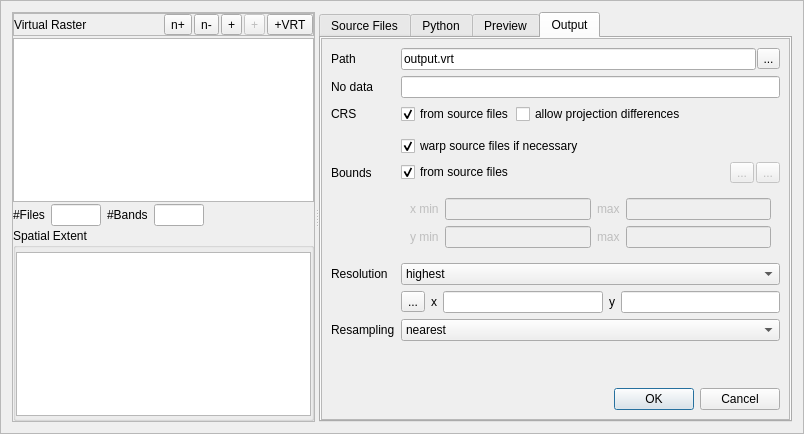
First picture: the form in timeseriesviewer/ui/vrtbuilder.ui, repository jakimowb/eo-time-series-viewer, before the edit.
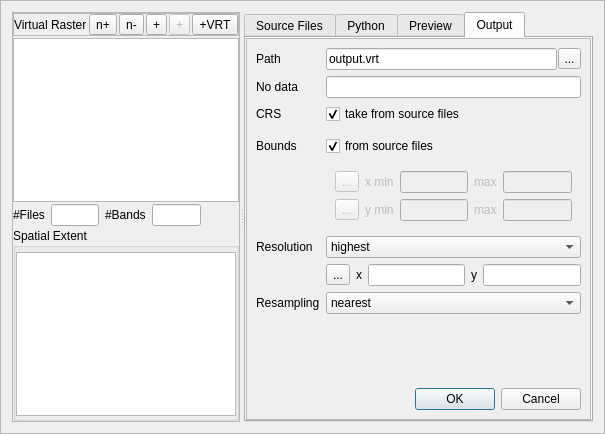
Second picture: the form after the edit. Icons and pictures are not drawn. Custom widgets are drawn as their Qt base class.

Patch:
```diff
--- a/timeseriesviewer/ui/vrtbuilder.ui
+++ b/timeseriesviewer/ui/vrtbuilder.ui
@@ -6,7 +6,7 @@
    <rect>
     <x>0</x>
     <y>0</y>
-    <width>804</width>
+    <width>605</width>
     <height>434</height>
    </rect>
   </property>
@@ -463,12 +463,12 @@
                <rect>
                 <x>0</x>
                 <y>0</y>
-                <width>494</width>
+                <width>357</width>
                 <height>384</height>
                </rect>
               </property>
               <layout class="QGridLayout" name="gridLayout_2">
-               <item row="7" column="1">
+               <item row="6" column="1">
                 <layout class="QHBoxLayout" name="horizontalLayout_4">
                  <property name="spacing">
                   <number>2</number>
@@ -502,32 +502,6 @@
                    </property>
                   </spacer>
                  </item>
-                 <item>
-                  <widget class="QToolButton" name="btnBoundsFromMap">
-                   <property name="enabled">
-                    <bool>false</bool>
-                   </property>
-                   <property name="toolTip">
-                    <string>Select bounds from map canvas</string>
-                   </property>
-                   <property name="text">
-                    <string>...</string>
-                   </property>
-                  </widget>
-                 </item>
-                 <item>
-                  <widget class="QToolButton" name="btnBoundsFromFile">
-                   <property name="enabled">
-                    <bool>false</bool>
-                   </property>
-                   <property name="toolTip">
-                    <string>Select bounds from spatial file or layer</string>
-                   </property>
-                   <property name="text">
-                    <string>...</string>
-                   </property>
-                  </widget>
-                 </item>
                 </layout>
                </item>
                <item row="3" column="1">
@@ -541,20 +515,13 @@
                  <item>
                   <widget class="QCheckBox" name="cbCRSFromInputData">
                    <property name="text">
-                    <string>from source files</string>
+                    <string>take from source files</string>
                    </property>
                    <property name="checked">
                     <bool>true</bool>
                    </property>
                   </widget>
                  </item>
-                 <item>
-                  <widget class="QCheckBox" name="cbAllowProjectionDifferences">
-                   <property name="text">
-                    <string>allow projection differences</string>
-                   </property>
-                  </widget>
-                 </item>
                  <item>
                   <spacer name="horizontalSpacer_4">
                    <property name="orientation">
@@ -570,7 +537,7 @@
                  </item>
                 </layout>
                </item>
-               <item row="13" column="1">
+               <item row="12" column="1">
                 <widget class="QComboBox" name="comboBox">
                  <item>
                   <property name="text">
@@ -624,14 +591,14 @@
                  </item>
                 </layout>
                </item>
-               <item row="15" column="0">
+               <item row="14" column="0">
                 <widget class="QLabel" name="label_7">
                  <property name="text">
                   <string>Resampling</string>
                  </property>
                 </widget>
                </item>
-               <item row="14" column="1">
+               <item row="13" column="1">
                 <layout class="QHBoxLayout" name="horizontalLayout_3">
                  <property name="bottomMargin">
                   <number>0</number>
@@ -682,14 +649,14 @@
                  </property>
                 </widget>
                </item>
-               <item row="7" column="0">
+               <item row="6" column="0">
                 <widget class="QLabel" name="label_17">
                  <property name="text">
                   <string>Bounds</string>
                  </property>
                 </widget>
                </item>
-               <item row="15" column="1">
+               <item row="14" column="1">
                 <widget class="QComboBox" name="comboBox_2">
                  <item>
                   <property name="text">
@@ -728,7 +695,7 @@
                  </item>
                 </widget>
                </item>
-               <item row="13" column="0">
+               <item row="12" column="0">
                 <widget class="QLabel" name="label_3">
                  <property name="text">
                   <string>Resolution</string>
@@ -742,7 +709,7 @@
                  </property>
                 </widget>
                </item>
-               <item row="16" column="0">
+               <item row="15" column="0">
                 <spacer name="verticalSpacer">
                  <property name="orientation">
                   <enum>Qt::Vertical</enum>
@@ -762,7 +729,7 @@
                  </property>
                 </widget>
                </item>
-               <item row="19" column="1">
+               <item row="18" column="1">
                 <widget class="QDialogButtonBox" name="buttonBox">
                  <property name="standardButtons">
                   <set>QDialogButtonBox::Cancel|QDialogButtonBox::Ok</set>
@@ -776,7 +743,7 @@
                  </property>
                 </widget>
                </item>
-               <item row="8" column="1">
+               <item row="7" column="1">
                 <widget class="QFrame" name="gridFrame">
                  <property name="enabled">
                   <bool>false</bool>
@@ -822,29 +789,35 @@
                     </property>
                    </widget>
                   </item>
+                  <item row="1" column="0">
+                   <widget class="QToolButton" name="btnBoundsFromMap">
+                    <property name="enabled">
+                     <bool>false</bool>
+                    </property>
+                    <property name="toolTip">
+                     <string>Select bounds from map canvas</string>
+                    </property>
+                    <property name="text">
+                     <string>...</string>
+                    </property>
+                   </widget>
+                  </item>
+                  <item row="2" column="0">
+                   <widget class="QToolButton" name="btnBoundsFromFile">
+                    <property name="enabled">
+                     <bool>false</bool>
+                    </property>
+                    <property name="toolTip">
+                     <string>Select bounds from spatial file or layer</string>
+                    </property>
+                    <property name="text">
+                     <string>...</string>
+                    </property>
+                   </widget>
+                  </item>
                  </layout>
                 </widget>
                </item>
-               <item row="6" column="1">
-                <layout class="QHBoxLayout" name="horizontalLayout_7">
-                 <property name="topMargin">
-                  <number>0</number>
-                 </property>
-                 <item>
-                  <widget class="QCheckBox" name="cbWarpSrcFiles">
-                   <property name="toolTip">
-                    <string>Warp coordinate reference systems in case of differing input file coordinate systems</string>
-                   </property>
-                   <property name="text">
-                    <string>warp source files if necessary</string>
-                   </property>
-                   <property name="checked">
-                    <bool>true</bool>
-                   </property>
-                  </widget>
-                 </item>
-                </layout>
-               </item>
               </layout>
              </widget>
             </widget>
```
Left out of the diff: 36 changed lines with no effect on the pictures.
